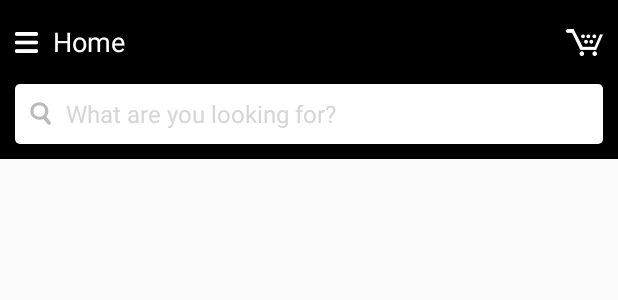
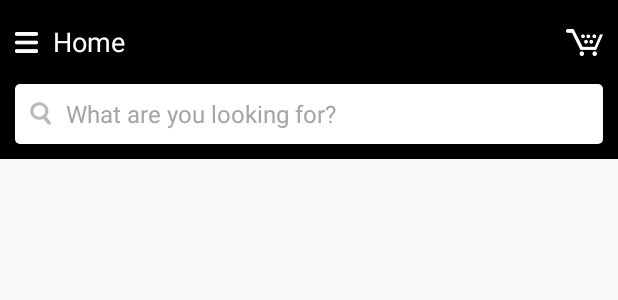
Before and after one commit to chetan1011/SyncDemo, an Android app: the layout header_home.xml on its own in the app's theme, with its tools: preview values and no code run, on a phone screen of 412 x 824 dp. Shown: the top 300 px of the screen. Run offline under Robolectric (Android 15) with nearby library versions, the light colour scheme and no system bars.

Commit message:
minor changes (color name changed)

```diff
--- a/app/src/main/res/values/styles.xml
+++ b/app/src/main/res/values/styles.xml
@@ -32,7 +32,7 @@
         <item name="android:gravity">center_vertical</item>
         <item name="android:paddingEnd">@dimen/dimen_10</item>
         <item name="android:paddingStart">@dimen/dimen_10</item>
-        <item name="android:textColor">@color/light_gray</item>
+        <item name="android:textColor">@color/colorGrayLight</item>
         <item name="android:textSize">@dimen/font_16</item>
     </style>
 
```
